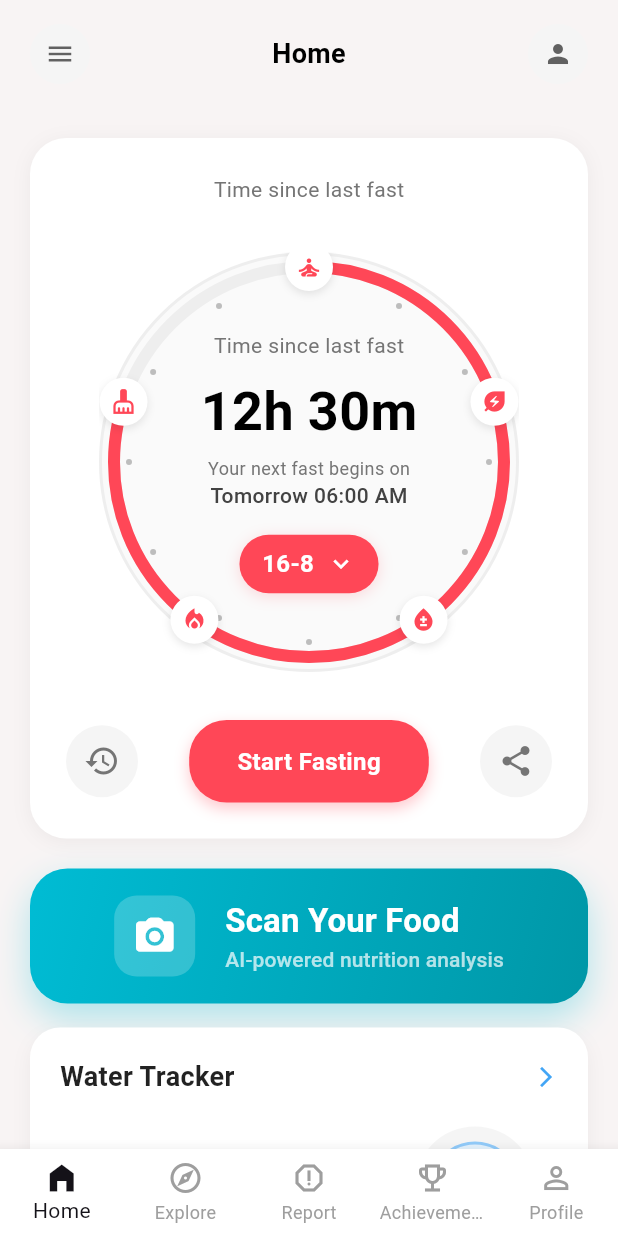
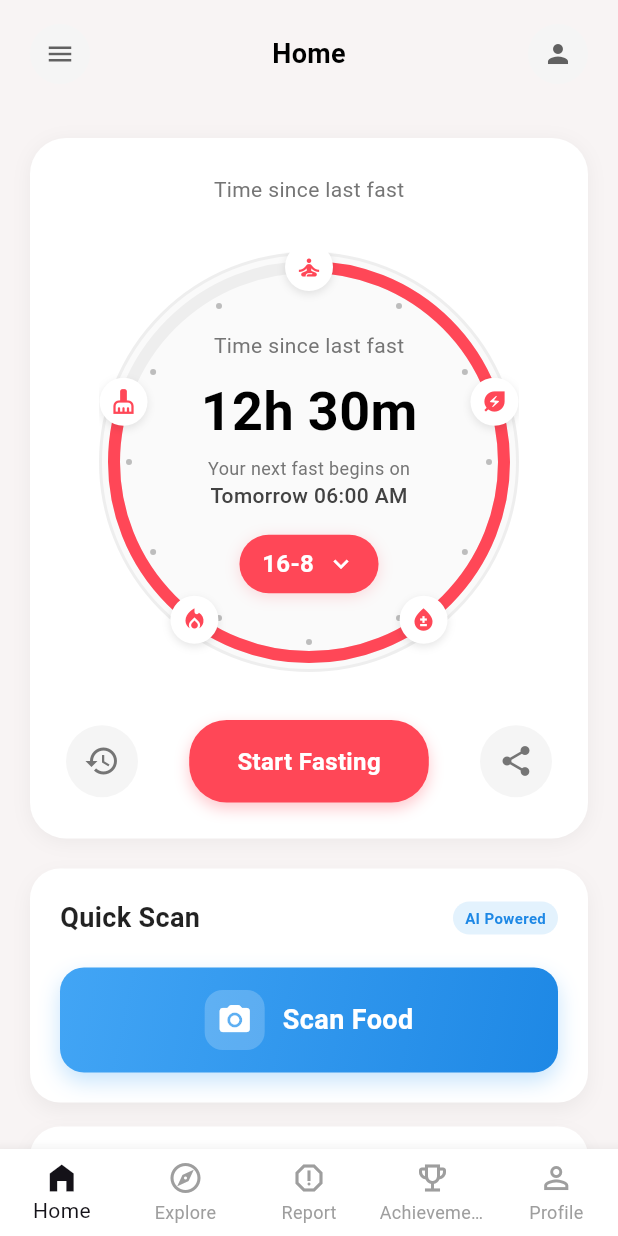
Before and after one commit to snowfoxwoo/learn_flutter, a Flutter app: the screen it shows after launch, on a phone screen of 412 x 824 dp. Run offline on Flutter 3.47's test engine with Material 3 defaults, Android fonts, the phone set to English and light mode, and no system bars; our stand-ins replace assets_audio_player, camera, geolocator, rflutter_alert, shared_preferences; missing offline and left inert: tflite_flutter.

Commit message:
change food scan UI

```diff
--- a/flouriscent_nutrional_app/lib/widgets/main_actions.dart
+++ b/flouriscent_nutrional_app/lib/widgets/main_actions.dart
@@ -260,6 +260,118 @@ class CameraScanButton extends StatelessWidget {
   Widget build(BuildContext context) {
     return Container(
       width: double.infinity,
+      padding: const EdgeInsets.all(20),
+      decoration: BoxDecoration(
+        color: Colors.white,
+        borderRadius: BorderRadius.circular(20),
+        boxShadow: [
+          BoxShadow(
+            color: Colors.black.withValues(alpha: 0.05),
+            blurRadius: 10,
+            offset: const Offset(0, 5),
+          ),
+        ],
+      ),
+      child: Column(
+        children: [
+          // Header
+          Row(
+            mainAxisAlignment: MainAxisAlignment.spaceBetween,
+            children: [
+              const Text(
+                'Quick Scan',
+                style: TextStyle(
+                  fontSize: 18,
+                  fontWeight: FontWeight.bold,
+                  color: Colors.black87,
+                ),
+              ),
+              Container(
+                padding: const EdgeInsets.symmetric(horizontal: 8, vertical: 4),
+                decoration: BoxDecoration(
+                  color: Colors.blue.shade50,
+                  borderRadius: BorderRadius.circular(12),
+                ),
+                child: Text(
+                  'AI Powered',
+                  style: TextStyle(
+                    fontSize: 10,
+                    fontWeight: FontWeight.w600,
+                    color: Colors.blue.shade600,
+                  ),
+                ),
+              ),
+            ],
+          ),
+          const SizedBox(height: 20),
+
+          // Main scan button
+          GestureDetector(
+            onTap: () async {
+              final imagePath = await Navigator.push(
+                context,
+                MaterialPageRoute(builder: (context) => FoodScannerScreen()),
+              );
+              if (imagePath != null) {
+                debugPrint('Image captured at: $imagePath');
+              }
+            },
+            child: Container(
+              width: double.infinity,
+              height: 70,
+              decoration: BoxDecoration(
+                gradient: LinearGradient(
+                  begin: Alignment.topLeft,
+                  end: Alignment.bottomRight,
+                  colors: [Colors.blue.shade400, Colors.blue.shade600],
+                ),
+                borderRadius: BorderRadius.circular(16),
+                boxShadow: [
+                  BoxShadow(
+                    color: Colors.blue.shade400.withValues(alpha: 0.3),
+                    blurRadius: 12,
+                    offset: const Offset(0, 6),
+                  ),
+                ],
+              ),
+              child: Row(
+                mainAxisAlignment: MainAxisAlignment.center,
+                children: [
+                  Container(
+                    padding: const EdgeInsets.all(8),
+                    decoration: BoxDecoration(
+                      color: Colors.white.withValues(alpha: 0.2),
+                      borderRadius: BorderRadius.circular(12),
+                    ),
+                    child: const Icon(
+                      Icons.camera_alt_rounded,
+                      size: 24,
+                      color: Colors.white,
+                    ),
+                  ),
+                  const SizedBox(width: 12),
+                  const Text(
+                    'Scan Food',
+                    style: TextStyle(
+                      fontSize: 18,
+                      fontWeight: FontWeight.w600,
+                      color: Colors.white,
+                    ),
+                  ),
+                ],
+              ),
+            ),
+          ),
+        ],
+      ),
+    );
+  }
+}
+
+@override
+Widget build(BuildContext context) {
+  return Container(
+    width: double.infinity,
     height: 90,
     decoration: BoxDecoration(
       borderRadius: BorderRadius.circular(25),
@@ -289,9 +401,7 @@ class CameraScanButton extends StatelessWidget {
       style: ElevatedButton.styleFrom(
         backgroundColor: Colors.transparent,
         shadowColor: Colors.transparent,
-          shape: RoundedRectangleBorder(
-            borderRadius: BorderRadius.circular(25),
-          ),
+        shape: RoundedRectangleBorder(borderRadius: BorderRadius.circular(25)),
       ),
       child: Row(
         mainAxisAlignment: MainAxisAlignment.center,
@@ -331,7 +441,6 @@ class CameraScanButton extends StatelessWidget {
       ),
     ),
   );
-  }
 }
 
 class SecondaryActionButton extends StatelessWidget {
```
Lines whose indentation alone changed are shown as unchanged.
